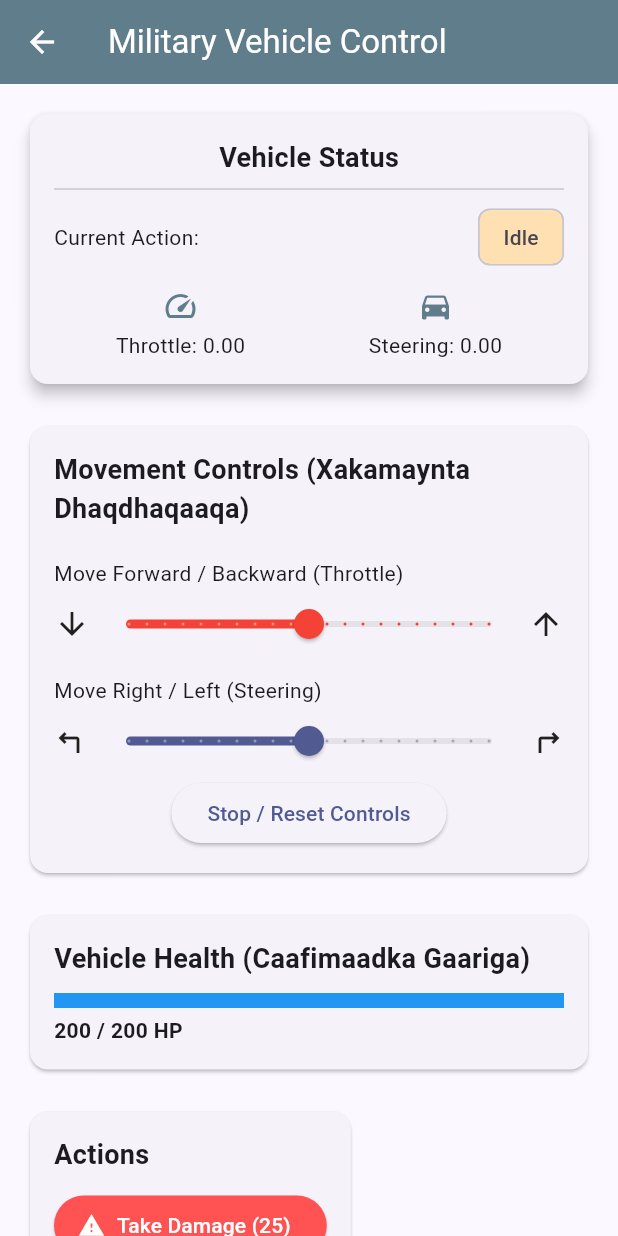
After one commit to could-ai/019aa6d8-6aa3-7ef7-be10-54395a187183, a Flutter app: the screen it shows after launch, after a tap on "Military Vehicle", on a phone screen of 412 x 824 dp. The commit adds this screen. Run offline on Flutter 3.47's test engine with Material 3 defaults, Android fonts, the phone set to English and light mode, and no system bars.

Commit message:
Created MilitaryVehicle model class with health properties and movement functions (MoveForward, MoveRight) as requested.; Created VehicleDetailScreen to visualize and control the MilitaryVehicle. Includes movement controls (throttle/steering sliders) and health management.; Created HomeScreen to serve as the main dashboard, allowing navigation to both Character and Vehicle control screens.; Updated main.dart to use HomeScreen as the initial route and added routes for /character and /vehicle.

```diff
--- a/usr/lib/main.dart
+++ b/usr/lib/main.dart
@@ -1,5 +1,7 @@
 import 'package:flutter/material.dart';
+import 'screens/home_screen.dart';
 import 'screens/character_detail_screen.dart';
+import 'screens/vehicle_detail_screen.dart';
 
 void main() {
   runApp(const MyApp());
@@ -11,15 +13,17 @@ class MyApp extends StatelessWidget {
   @override
   Widget build(BuildContext context) {
     return MaterialApp(
-      title: 'Military Character App',
+      title: 'Military Command App',
       debugShowCheckedModeBanner: false,
       theme: ThemeData(
-        colorScheme: ColorScheme.fromSeed(seedColor: Colors.deepPurple),
+        colorScheme: ColorScheme.fromSeed(seedColor: Colors.indigo),
         useMaterial3: true,
       ),
       initialRoute: '/',
       routes: {
-        '/': (context) => const CharacterDetailScreen(),
+        '/': (context) => const HomeScreen(),
+        '/character': (context) => const CharacterDetailScreen(),
+        '/vehicle': (context) => const VehicleDetailScreen(),
       },
     );
   }
--- /dev/null
+++ b/usr/lib/models/military_vehicle.dart
@@ -0,0 +1,54 @@
+class MilitaryVehicle {
+  // -- Caafimaadka Gaariga (Vehicle Health) --
+  double currentHealth;
+  double maxHealth;
+
+  // Movement state for UI visualization
+  double currentThrottle = 0.0; // Represents MoveForward value (-1.0 to 1.0)
+  double currentSteering = 0.0; // Represents MoveRight value (-1.0 to 1.0)
+  String lastAction = "Idle";
+
+  MilitaryVehicle({
+    this.currentHealth = 100.0,
+    this.maxHealth = 100.0,
+  });
+
+  // -- Qaybaha Xakamaynta Dhaqdhaqaaqa (Movement Functions) --
+
+  void moveForward(double value) {
+    currentThrottle = value;
+    if (value > 0.1) {
+      lastAction = "Accelerating Forward";
+    } else if (value < -0.1) {
+      lastAction = "Reversing";
+    } else {
+      lastAction = "Idling";
+    }
+    print("MilitaryVehicle: MoveForward input $value");
+  }
+
+  void moveRight(double value) {
+    currentSteering = value;
+    // Only update action text if we are actually steering significantly
+    if (value.abs() > 0.1) {
+      if (value > 0) {
+        lastAction = "Steering Right";
+      } else {
+        lastAction = "Steering Left";
+      }
+    }
+    print("MilitaryVehicle: MoveRight input $value");
+  }
+
+  void takeDamage(double damageAmount) {
+    currentHealth -= damageAmount;
+    if (currentHealth < 0) currentHealth = 0;
+    lastAction = "Vehicle Damaged (-$damageAmount)";
+    print("MilitaryVehicle: Took damage. Current Health: $currentHealth");
+  }
+
+  void repair() {
+    currentHealth = maxHealth;
+    lastAction = "Vehicle Repaired";
+  }
+}
--- /dev/null
+++ b/usr/lib/screens/home_screen.dart
@@ -0,0 +1,97 @@
+import 'package:flutter/material.dart';
+
+class HomeScreen extends StatelessWidget {
+  const HomeScreen({super.key});
+
+  @override
+  Widget build(BuildContext context) {
+    return Scaffold(
+      appBar: AppBar(
+        title: const Text('Commando Game Dashboard'),
+        backgroundColor: Colors.indigo,
+        foregroundColor: Colors.white,
+      ),
+      body: Center(
+        child: Padding(
+          padding: const EdgeInsets.all(20.0),
+          child: Column(
+            mainAxisAlignment: MainAxisAlignment.center,
+            children: [
+              const Text(
+                "Select Unit to Control",
+                style: TextStyle(fontSize: 24, fontWeight: FontWeight.bold),
+              ),
+              const SizedBox(height: 40),
+              _buildMenuButton(
+                context,
+                title: "Military Character",
+                subtitle: "Infantry Unit Control",
+                icon: Icons.person,
+                color: Colors.deepPurple,
+                route: '/character',
+              ),
+              const SizedBox(height: 20),
+              _buildMenuButton(
+                context,
+                title: "Military Vehicle",
+                subtitle: "Armored Vehicle Control",
+                icon: Icons.directions_car_filled,
+                color: Colors.blueGrey,
+                route: '/vehicle',
+              ),
+            ],
+          ),
+        ),
+      ),
+    );
+  }
+
+  Widget _buildMenuButton(
+    BuildContext context, {
+    required String title,
+    required String subtitle,
+    required IconData icon,
+    required Color color,
+    required String route,
+  }) {
+    return SizedBox(
+      width: double.infinity,
+      height: 100,
+      child: ElevatedButton(
+        style: ElevatedButton.styleFrom(
+          backgroundColor: color,
+          foregroundColor: Colors.white,
+          shape: RoundedRectangleBorder(
+            borderRadius: BorderRadius.circular(15),
+          ),
+          elevation: 5,
+        ),
+        onPressed: () {
+          Navigator.pushNamed(context, route);
+        },
+        child: Row(
+          children: [
+            Icon(icon, size: 40),
+            const SizedBox(width: 20),
+            Column(
+              mainAxisAlignment: MainAxisAlignment.center,
+              crossAxisAlignment: CrossAxisAlignment.start,
+              children: [
+                Text(
+                  title,
+                  style: const TextStyle(fontSize: 20, fontWeight: FontWeight.bold),
+                ),
+                Text(
+                  subtitle,
+                  style: const TextStyle(fontSize: 14, color: Colors.white70),
+                ),
+              ],
+            ),
+            const Spacer(),
+            const Icon(Icons.arrow_forward_ios),
+          ],
+        ),
+      ),
+    );
+  }
+}
--- /dev/null
+++ b/usr/lib/screens/vehicle_detail_screen.dart
@@ -0,0 +1,239 @@
+import 'package:flutter/material.dart';
+import '../models/military_vehicle.dart';
+
+class VehicleDetailScreen extends StatefulWidget {
+  const VehicleDetailScreen({super.key});
+
+  @override
+  State<VehicleDetailScreen> createState() => _VehicleDetailScreenState();
+}
+
+class _VehicleDetailScreenState extends State<VehicleDetailScreen> {
+  final MilitaryVehicle _vehicle = MilitaryVehicle(
+    maxHealth: 200.0,
+    currentHealth: 200.0,
+  );
+
+  void _updateState() {
+    setState(() {});
+  }
+
+  @override
+  Widget build(BuildContext context) {
+    return Scaffold(
+      appBar: AppBar(
+        title: const Text('Military Vehicle Control'),
+        backgroundColor: Colors.blueGrey,
+        foregroundColor: Colors.white,
+      ),
+      body: SingleChildScrollView(
+        padding: const EdgeInsets.all(16.0),
+        child: Column(
+          crossAxisAlignment: CrossAxisAlignment.start,
+          children: [
+            _buildStatusCard(),
+            const SizedBox(height: 20),
+            _buildMovementControlCard(),
+            const SizedBox(height: 20),
+            _buildHealthCard(),
+            const SizedBox(height: 20),
+            _buildActionsCard(),
+          ],
+        ),
+      ),
+    );
+  }
+
+  Widget _buildStatusCard() {
+    return Card(
+      elevation: 4,
+      child: Padding(
+        padding: const EdgeInsets.all(16.0),
+        child: Column(
+          children: [
+            const Text(
+              "Vehicle Status",
+              style: TextStyle(fontSize: 18, fontWeight: FontWeight.bold),
+            ),
+            const Divider(),
+            Row(
+              mainAxisAlignment: MainAxisAlignment.spaceBetween,
+              children: [
+                const Text("Current Action:"),
+                Chip(
+                  label: Text(_vehicle.lastAction),
+                  backgroundColor: Colors.orange.shade100,
+                ),
+              ],
+            ),
+            const SizedBox(height: 10),
+            Row(
+              mainAxisAlignment: MainAxisAlignment.spaceAround,
+              children: [
+                Column(
+                  children: [
+                    const Icon(Icons.speed, color: Colors.blueGrey),
+                    const SizedBox(height: 4),
+                    Text("Throttle: ${_vehicle.currentThrottle.toStringAsFixed(2)}"),
+                  ],
+                ),
+                Column(
+                  children: [
+                    const Icon(Icons.directions_car, color: Colors.blueGrey),
+                    const SizedBox(height: 4),
+                    Text("Steering: ${_vehicle.currentSteering.toStringAsFixed(2)}"),
+                  ],
+                ),
+              ],
+            ),
+          ],
+        ),
+      ),
+    );
+  }
+
+  Widget _buildMovementControlCard() {
+    return Card(
+      child: Padding(
+        padding: const EdgeInsets.all(16.0),
+        child: Column(
+          crossAxisAlignment: CrossAxisAlignment.start,
+          children: [
+            const Text(
+              "Movement Controls (Xakamaynta Dhaqdhaqaaqa)",
+              style: TextStyle(fontSize: 18, fontWeight: FontWeight.bold),
+            ),
+            const SizedBox(height: 20),
+            const Text("Move Forward / Backward (Throttle)"),
+            Row(
+              children: [
+                const Icon(Icons.arrow_downward),
+                Expanded(
+                  child: Slider(
+                    value: _vehicle.currentThrottle,
+                    min: -1.0,
+                    max: 1.0,
+                    divisions: 20,
+                    label: _vehicle.currentThrottle.toStringAsFixed(1),
+                    activeColor: _vehicle.currentThrottle > 0 ? Colors.green : Colors.red,
+                    onChanged: (value) {
+                      setState(() {
+                        _vehicle.moveForward(value);
+                      });
+                    },
+                  ),
+                ),
+                const Icon(Icons.arrow_upward),
+              ],
+            ),
+            const SizedBox(height: 10),
+            const Text("Move Right / Left (Steering)"),
+            Row(
+              children: [
+                const Icon(Icons.turn_left),
+                Expanded(
+                  child: Slider(
+                    value: _vehicle.currentSteering,
+                    min: -1.0,
+                    max: 1.0,
+                    divisions: 20,
+                    label: _vehicle.currentSteering.toStringAsFixed(1),
+                    onChanged: (value) {
+                      setState(() {
+                        _vehicle.moveRight(value);
+                      });
+                    },
+                  ),
+                ),
+                const Icon(Icons.turn_right),
+              ],
+            ),
+            Center(
+              child: ElevatedButton(
+                onPressed: () {
+                  setState(() {
+                    _vehicle.moveForward(0.0);
+                    _vehicle.moveRight(0.0);
+                  });
+                },
+                child: const Text("Stop / Reset Controls"),
+              ),
+            )
+          ],
+        ),
+      ),
+    );
+  }
+
+  Widget _buildHealthCard() {
+    return Card(
+      child: Padding(
+        padding: const EdgeInsets.all(16.0),
+        child: Column(
+          crossAxisAlignment: CrossAxisAlignment.start,
+          children: [
+            const Text(
+              "Vehicle Health (Caafimaadka Gaariga)",
+              style: TextStyle(fontSize: 18, fontWeight: FontWeight.bold),
+            ),
+            const SizedBox(height: 10),
+            LinearProgressIndicator(
+              value: _vehicle.currentHealth / _vehicle.maxHealth,
+              backgroundColor: Colors.grey[300],
+              color: _vehicle.currentHealth < 50 ? Colors.red : Colors.blue,
+              minHeight: 10,
+            ),
+            const SizedBox(height: 5),
+            Text(
+              "${_vehicle.currentHealth.toStringAsFixed(0)} / ${_vehicle.maxHealth.toStringAsFixed(0)} HP",
+              style: const TextStyle(fontWeight: FontWeight.bold),
+            ),
+          ],
+        ),
+      ),
+    );
+  }
+
+  Widget _buildActionsCard() {
+    return Card(
+      child: Padding(
+        padding: const EdgeInsets.all(16.0),
+        child: Column(
+          crossAxisAlignment: CrossAxisAlignment.start,
+          children: [
+            const Text(
+              "Actions",
+              style: TextStyle(fontSize: 18, fontWeight: FontWeight.bold),
+            ),
+            const SizedBox(height: 10),
+            Wrap(
+              spacing: 10,
+              runSpacing: 10,
+              children: [
+                ElevatedButton.icon(
+                  onPressed: () {
+                    _vehicle.takeDamage(25);
+                    _updateState();
+                  },
+                  icon: const Icon(Icons.warning),
+                  label: const Text("Take Damage (25)"),
+                  style: ElevatedButton.styleFrom(backgroundColor: Colors.redAccent, foregroundColor: Colors.white),
+                ),
+                ElevatedButton.icon(
+                  onPressed: () {
+                    setState(() {
+                      _vehicle.repair();
+                    });
+                  },
+                  icon: const Icon(Icons.build),
+                  label: const Text("Repair Vehicle"),
+                  style: ElevatedButton.styleFrom(backgroundColor: Colors.green, foregroundColor: Colors.white),
+                ),
+              ],
+            ),
+          ],
+        ),
+      ),
+    );
+  }
+}
```
